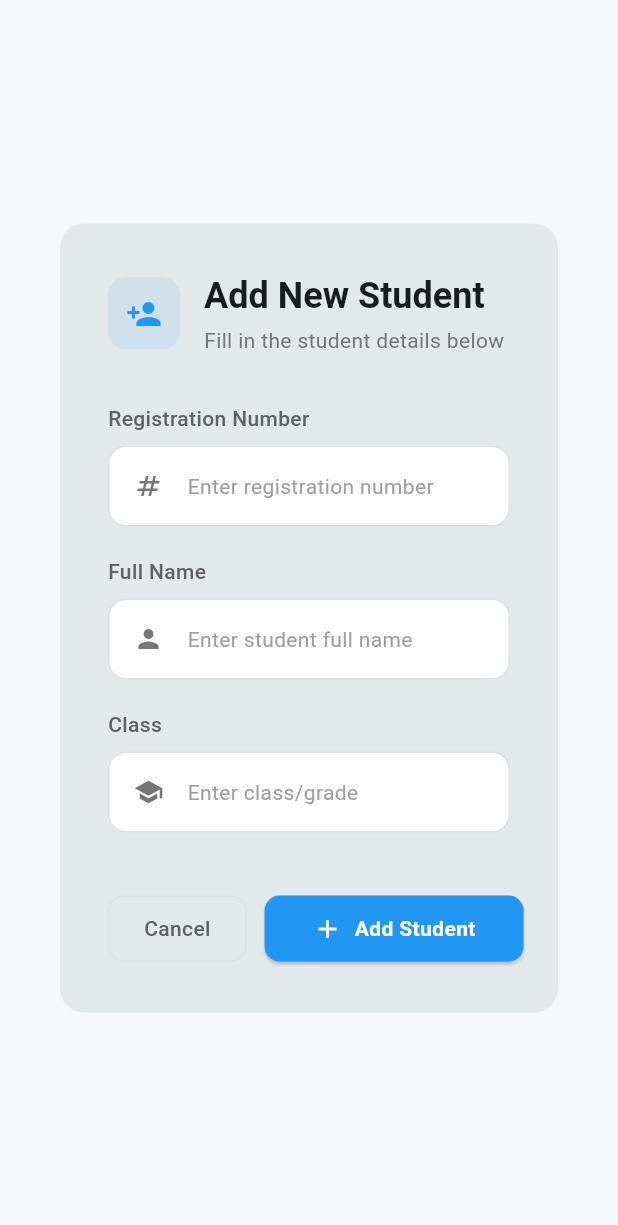
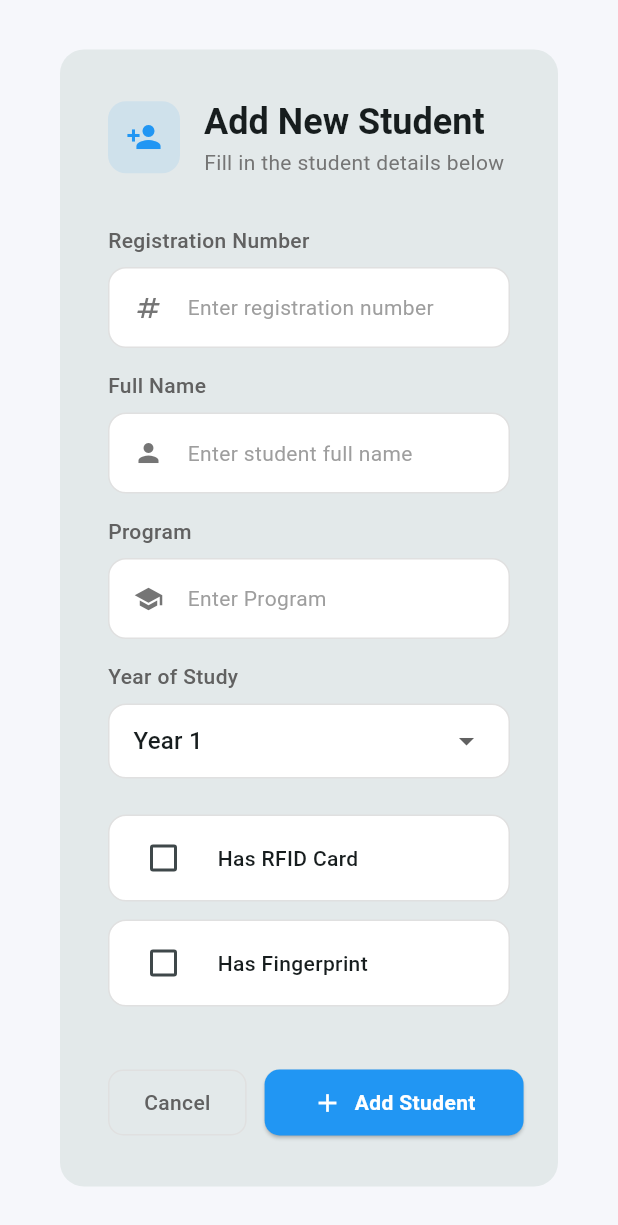
Before and after one commit to malcolm008/RFID_system, a Flutter app: the StudentFormDialog widget shown alone on an empty page, opened directly, on a phone screen of 412 x 824 dp. Shown: the top 1225 px of the screen. Run offline on Flutter 3.47's test engine with Material 3 defaults, Android fonts, the phone set to English and light mode, and no system bars; accounts and stored records are empty.

Commit message:
Students Field updates

```diff
--- a/frontend_ui/lib/features/students/student_form_screen.dart
+++ b/frontend_ui/lib/features/students/student_form_screen.dart
@@ -14,13 +14,20 @@ class StudentFormDialog extends StatefulWidget {
 class _StudentFormDialogState extends State<StudentFormDialog> {
   late TextEditingController nameCtrl;
   late TextEditingController regCtrl;
-  late TextEditingController classCtrl;
+  late TextEditingController progCtrl;
+  late int selectedYear;
+  late bool hasRfid;
+  late bool hasFingerprint;
 
   @override
   void initState() {
     nameCtrl = TextEditingController(text: widget.student?.name);
     regCtrl = TextEditingController(text: widget.student?.regNumber);
-    classCtrl = TextEditingController(text: widget.student?.className);
+    progCtrl = TextEditingController(text: widget.student?.program);
+
+    selectedYear = widget.student?.year ?? 1;
+    hasRfid = widget.student?.hasRfid ?? false;
+    hasFingerprint = widget.student?.hasFingerprint ?? false;
     super.initState();
   }
 
@@ -31,9 +38,10 @@ class _StudentFormDialogState extends State<StudentFormDialog> {
       id: widget.student?.id ?? DateTime.now().toString(),
       name: nameCtrl.text,
       regNumber: regCtrl.text,
-      className: classCtrl.text,
-      hasRfid: widget.student?.hasRfid ?? false,
-      hasFingerprint: widget.student?.hasFingerprint ?? false,
+      program: progCtrl.text,
+      year: selectedYear,
+      hasRfid: hasRfid,
+      hasFingerprint: hasFingerprint,
     );
 
     widget.student == null
@@ -90,7 +98,7 @@ class _StudentFormDialogState extends State<StudentFormDialog> {
                           color: theme.colorScheme.onSurface,
                         ),
                       ),
-                      const SizedBox(height: 4),
+                      const SizedBox(height: 1),
                       Text(
                         isEditing
                             ? 'Update student information'
@@ -118,7 +126,7 @@ class _StudentFormDialogState extends State<StudentFormDialog> {
                   icon: Icons.numbers,
                   isFirst: true,
                 ),
-                const SizedBox(height: 20),
+                const SizedBox(height: 15),
                 _buildTextField(
                   context: context,
                   controller: nameCtrl,
@@ -126,14 +134,33 @@ class _StudentFormDialogState extends State<StudentFormDialog> {
                   hintText: 'Enter student full name',
                   icon: Icons.person,
                 ),
-                const SizedBox(height: 20),
+                const SizedBox(height: 15),
                 _buildTextField(
                   context: context,
-                  controller: classCtrl,
-                  label: 'Class',
-                  hintText: 'Enter class/grade',
+                  controller: progCtrl,
+                  label: 'Program',
+                  hintText: 'Enter Program',
                   icon: Icons.school,
                 ),
+                const SizedBox(height: 15),
+                _buildYearDropdown(context),
+
+                const SizedBox(height: 24),
+                _buildCheckbox(
+                  title: 'Has RFID Card',
+                  value: hasRfid,
+                  onChanged: (val) {
+                    setState(() => hasRfid = val);
+                  },
+                ),
+                const SizedBox(height: 12),
+                _buildCheckbox(
+                    title: 'Has Fingerprint',
+                    value: hasFingerprint,
+                    onChanged: (val) {
+                      setState(() => hasFingerprint = val);
+                    }
+                )
               ],
             ),
 
@@ -250,4 +277,85 @@ class _StudentFormDialogState extends State<StudentFormDialog> {
       ],
     );
   }
+
+  Widget _buildYearDropdown(BuildContext context) {
+    final theme = Theme.of(context);
+
+    return Column(
+      crossAxisAlignment: CrossAxisAlignment.start,
+      children: [
+        Text(
+          'Year of Study',
+          style: theme.textTheme.bodyMedium?.copyWith(
+            fontWeight: FontWeight.w500,
+            color: Colors.grey.shade700,
+            fontSize: 14,
+          ),
+        ),
+        const SizedBox(height: 8),
+        Container(
+          padding: const EdgeInsets.symmetric(horizontal: 16),
+          decoration: BoxDecoration(
+            borderRadius: BorderRadius.circular(12),
+            border: Border.all(color: Colors.grey.shade300),
+            color: Colors.white,
+          ),
+          child: DropdownButtonHideUnderline(
+            child: DropdownButton<int>(
+              value: selectedYear,
+              isExpanded: true,
+              items: List.generate(
+                4,
+                    (index) => DropdownMenuItem(
+                  value: index + 1,
+                  child: Text('Year ${index + 1}'),
+                ),
+              ),
+              onChanged: (value) {
+                setState(() {
+                  selectedYear = value!;
+                });
+              },
+            ),
+          ),
+        ),
+      ],
+    );
+  }
+
+  Widget _buildCheckbox({
+    required String title,
+    required bool value,
+    required ValueChanged<bool> onChanged,
+  }) {
+    final theme = Theme.of(context);
+
+    return Container(
+      decoration: BoxDecoration(
+        borderRadius: BorderRadius.circular(12),
+        border: Border.all(color: Colors.grey.shade300),
+        color: Colors.white,
+      ),
+      child: CheckboxListTile(
+        value: value,
+        onChanged: (val) {
+          if (val != null) {
+            onChanged(val);
+          }
+        },
+        title: Text(
+          title,
+          style: theme.textTheme.bodyMedium?.copyWith(
+              fontWeight: FontWeight.w500
+          ),
+        ),
+        controlAffinity: ListTileControlAffinity.leading,
+        contentPadding: const EdgeInsets.symmetric(horizontal: 16),
+        shape: RoundedRectangleBorder(
+          borderRadius: BorderRadius.circular(12),
+        ),
+      ),
+    );
+  }
+
 }
--- a/frontend_ui/lib/features/students/student_list_screen.dart
+++ b/frontend_ui/lib/features/students/student_list_screen.dart
@@ -237,7 +237,7 @@ class StudentListScreen extends StatelessWidget {
                                         borderRadius: BorderRadius.circular(6),
                                       ),
                                       child: Text(
-                                        s.className,
+                                        s.program,
                                         style: theme.textTheme.bodyMedium,
                                         textAlign: TextAlign.center,
                                       ),
--- a/frontend_ui/lib/features/students/student_model.dart
+++ b/frontend_ui/lib/features/students/student_model.dart
@@ -2,7 +2,8 @@ class Student {
   final String id;
   final String name;
   final String regNumber;
-  final String className;
+  final String program;
+  final int year;
   final bool hasRfid;
   final bool hasFingerprint;
 
@@ -10,7 +11,8 @@ class Student {
     required this.id,
     required this.name,
     required this.regNumber,
-    required this.className,
+    required this.program,
+    required this.year,
     this.hasRfid = false,
     this.hasFingerprint = false,
   });
--- a/frontend_ui/lib/features/students/student_provider.dart
+++ b/frontend_ui/lib/features/students/student_provider.dart
@@ -7,7 +7,8 @@ class StudentProvider extends ChangeNotifier {
       id: '1',
       name: 'John Doe',
       regNumber: 'STU-001',
-      className: 'CS Year 1',
+      program: 'Bsc in Computer Engineering',
+      year: 2,
       hasRfid: true,
       hasFingerprint: true,
     ),
@@ -15,7 +16,8 @@ class StudentProvider extends ChangeNotifier {
       id: '2',
       name: 'Jane Smith',
       regNumber: 'STU-002',
-      className: 'CS Year 2',
+      program: 'Bsc in Business Information and technology',
+      year: 3,
       hasRfid: false,
       hasFingerprint: false,
     ),
```
